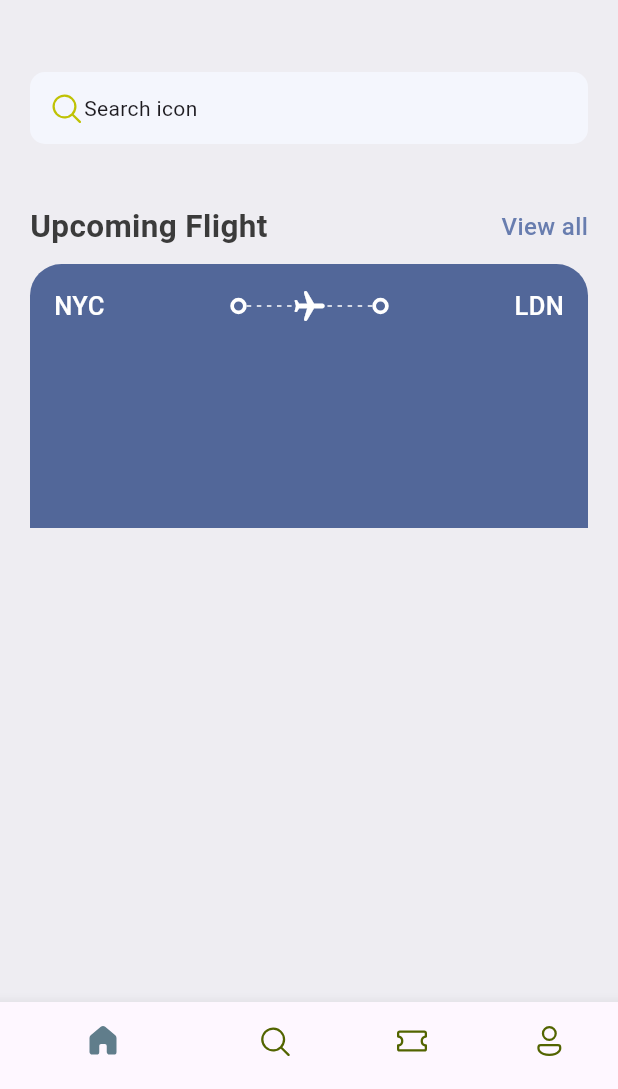
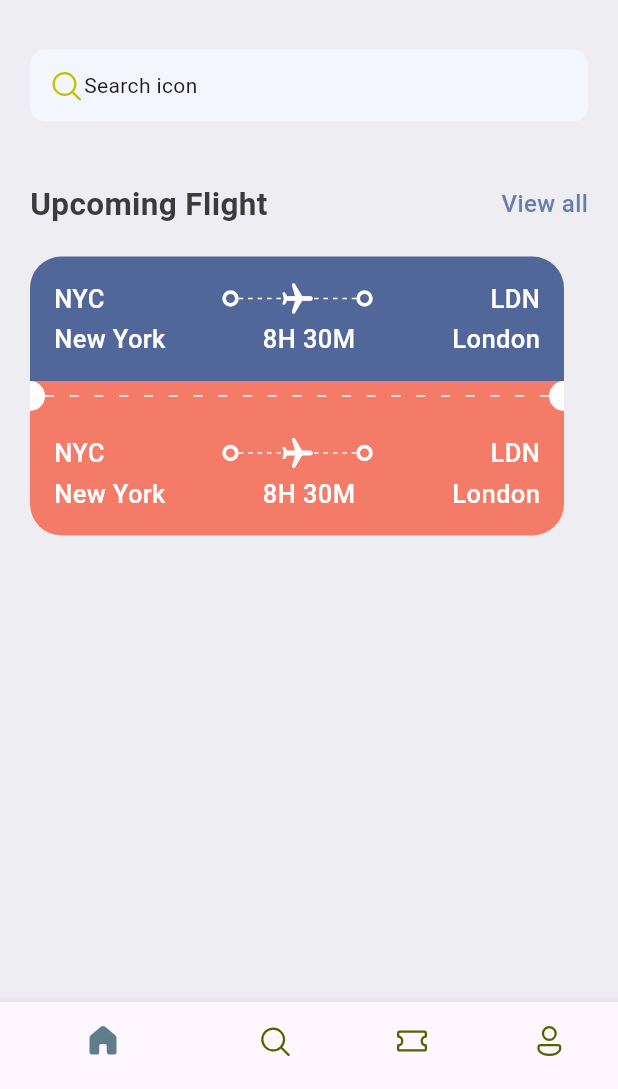
Before and after one commit to sithumoemyint-code/flutter_course_absolute_beginners, a Flutter app: the screen it shows after launch, on a phone screen of 412 x 824 dp, the part 147-1236 px from its top. Run offline on Flutter 3.47's test engine with Material 3 defaults, Android fonts, the phone set to English and light mode, and no system bars; our stand-ins replace fluentui_icons.

Commit message:
ticket view layout done

```diff
--- a/lib/base/widgets/app_layoutbuilder_widget.dart
+++ b/lib/base/widgets/app_layoutbuilder_widget.dart
@@ -2,7 +2,12 @@ import 'package:flutter/material.dart';
 
 class AppLayoutBuilderWidget extends StatelessWidget {
   final int randomDivider;
-  const AppLayoutBuilderWidget({super.key, required this.randomDivider});
+  final double width;
+  const AppLayoutBuilderWidget({
+    super.key,
+    required this.randomDivider,
+    this.width = 3,
+  });
 
   @override
   Widget build(BuildContext context) {
@@ -14,7 +19,7 @@ class AppLayoutBuilderWidget extends StatelessWidget {
           children: List.generate(
             (constraints.constrainWidth() / randomDivider).floor(),
             (index) => SizedBox(
-              width: 3,
+              width: width,
               height: 1,
               child: DecoratedBox(
                 decoration: BoxDecoration(color: Colors.white),
--- /dev/null
+++ b/lib/base/widgets/big_circle.dart
@@ -0,0 +1,28 @@
+import 'package:flutter/material.dart';
+
+class BigCircle extends StatelessWidget {
+  final bool isRight;
+  const BigCircle({super.key, required this.isRight});
+
+  @override
+  Widget build(BuildContext context) {
+    return SizedBox(
+      height: 20,
+      width: 10,
+      child: DecoratedBox(
+        decoration: BoxDecoration(
+          color: Colors.white,
+          borderRadius: isRight == true
+              ? const BorderRadius.only(
+                  topLeft: Radius.circular(10),
+                  bottomLeft: Radius.circular(10),
+                )
+              : const BorderRadius.only(
+                  topRight: Radius.circular(10),
+                  bottomRight: Radius.circular(10),
+                ),
+        ),
+      ),
+    );
+  }
+}
--- a/lib/base/widgets/ticket_view.dart
+++ b/lib/base/widgets/ticket_view.dart
@@ -2,6 +2,7 @@ import 'package:flutter/material.dart';
 import 'package:my_app/base/res/styles/app_styles.dart' show AppStyles;
 import 'package:my_app/base/widgets/app_layoutbuilder_widget.dart'
     show AppLayoutBuilderWidget;
+import 'package:my_app/base/widgets/big_circle.dart' show BigCircle;
 import 'package:my_app/base/widgets/big_dot.dart' show BigDot;
 
 class TicketView extends StatelessWidget {
@@ -13,9 +14,12 @@ class TicketView extends StatelessWidget {
 
     return SizedBox(
       width: size.width,
-      height: 176,
+      height: 186,
       child: Container(
-        // margin: const EdgeInsets.only(right: 16),
+        margin: const EdgeInsets.only(right: 16),
+        child: Column(
+          children: [
+            Container(
               padding: const EdgeInsets.all(16),
               decoration: BoxDecoration(
                 color: AppStyles.ticketBlue,
@@ -26,11 +30,14 @@ class TicketView extends StatelessWidget {
               ),
               child: Column(
                 children: [
+                  // show departure and destination with icons first line
                   Row(
                     children: [
                       Text(
                         "NYC",
-                  style: AppStyles.headLineStyle3.copyWith(color: Colors.white),
+                        style: AppStyles.headLineStyle3.copyWith(
+                          color: Colors.white,
+                        ),
                       ),
                       Expanded(child: Container()),
                       const BigDot(),
@@ -57,9 +64,132 @@ class TicketView extends StatelessWidget {
                       Expanded(child: Container()),
                       Text(
                         "LDN",
-                  style: AppStyles.headLineStyle3.copyWith(color: Colors.white),
+                        style: AppStyles.headLineStyle3.copyWith(
+                          color: Colors.white,
+                        ),
                       ),
                     ],
+                  ),
+                  const SizedBox(height: 3),
+                  // show departure and destination name with time second line
+                  Row(
+                    children: [
+                      Text(
+                        "New York",
+                        style: AppStyles.headLineStyle3.copyWith(
+                          color: Colors.white,
+                        ),
+                      ),
+                      Expanded(child: Container()),
+                      Text(
+                        "8H 30M",
+                        style: AppStyles.headLineStyle3.copyWith(
+                          color: Colors.white,
+                        ),
+                      ),
+                      Expanded(child: Container()),
+                      Text(
+                        "London",
+                        style: AppStyles.headLineStyle3.copyWith(
+                          color: Colors.white,
+                        ),
+                      ),
+                    ],
+                  ),
+                ],
+              ),
+            ),
+            Container(
+              color: AppStyles.ticketOrange,
+              child: const Row(
+                children: [
+                  BigCircle(isRight: false),
+                  Expanded(
+                    child: AppLayoutBuilderWidget(randomDivider: 16, width: 6),
+                  ),
+                  BigCircle(isRight: true),
+                ],
+              ),
+            ),
+            Container(
+              padding: const EdgeInsets.all(16),
+              decoration: BoxDecoration(
+                color: AppStyles.ticketOrange,
+                borderRadius: BorderRadius.only(
+                  bottomLeft: Radius.circular(21),
+                  bottomRight: Radius.circular(21),
+                ),
+              ),
+              child: Column(
+                children: [
+                  // show departure and destination with icons first line
+                  Row(
+                    children: [
+                      Text(
+                        "NYC",
+                        style: AppStyles.headLineStyle3.copyWith(
+                          color: Colors.white,
+                        ),
+                      ),
+                      Expanded(child: Container()),
+                      const BigDot(),
+                      Expanded(
+                        child: Stack(
+                          children: [
+                            SizedBox(
+                              height: 24,
+                              child: AppLayoutBuilderWidget(randomDivider: 6),
+                            ),
+                            Center(
+                              child: Transform.rotate(
+                                angle: 1.57,
+                                child: const Icon(
+                                  Icons.local_airport_rounded,
+                                  color: Colors.white,
+                                ),
+                              ),
+                            ),
+                          ],
+                        ),
+                      ),
+                      const BigDot(),
+                      Expanded(child: Container()),
+                      Text(
+                        "LDN",
+                        style: AppStyles.headLineStyle3.copyWith(
+                          color: Colors.white,
+                        ),
+                      ),
+                    ],
+                  ),
+                  const SizedBox(height: 3),
+                  // show departure and destination name with time second line
+                  Row(
+                    children: [
+                      Text(
+                        "New York",
+                        style: AppStyles.headLineStyle3.copyWith(
+                          color: Colors.white,
+                        ),
+                      ),
+                      Expanded(child: Container()),
+                      Text(
+                        "8H 30M",
+                        style: AppStyles.headLineStyle3.copyWith(
+                          color: Colors.white,
+                        ),
+                      ),
+                      Expanded(child: Container()),
+                      Text(
+                        "London",
+                        style: AppStyles.headLineStyle3.copyWith(
+                          color: Colors.white,
+                        ),
+                      ),
+                    ],
+                  ),
+                ],
+              ),
             ),
           ],
         ),
--- a/lib/screens/home_screen.dart
+++ b/lib/screens/home_screen.dart
@@ -48,7 +48,7 @@ class _HomeScreenState extends State<HomeScreen> {
                     ),
                   ],
                 ),
-                const SizedBox(height: 40),
+                const SizedBox(height: 25),
                 Container(
                   padding: const EdgeInsets.symmetric(
                     horizontal: 12,
@@ -73,7 +73,7 @@ class _HomeScreenState extends State<HomeScreen> {
                   bigText: 'Upcoming Flight',
                   smallText: 'View all',
                 ),
-                const SizedBox(height: 10),
+                const SizedBox(height: 20),
 
                 TicketView(),
               ],
```
Lines whose indentation alone changed are shown as unchanged.
